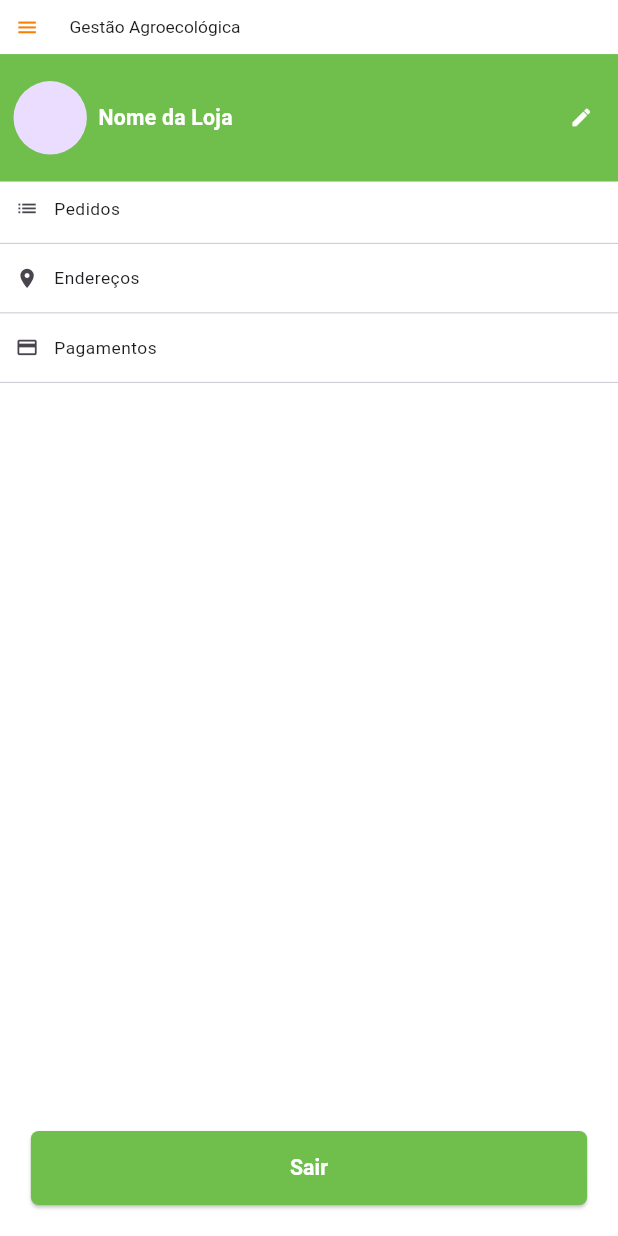
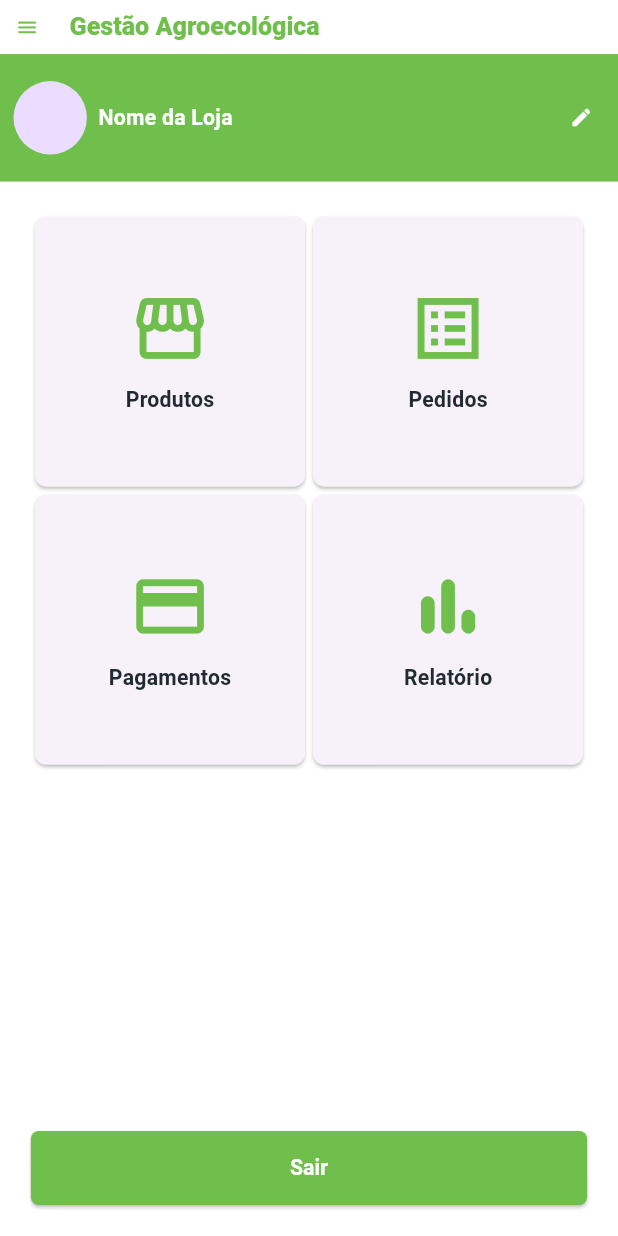
Before and after one commit to lmtsufape/vida-agroecologica-app-comercio-vendedor, a Flutter app: the HomeScreen screen opened by its route, on a phone screen of 412 x 824 dp. Run offline on Flutter 3.47's test engine with Material 2 defaults, Android fonts, the phone set to English and light mode, and no system bars; our stand-ins replace bot_toast, device_preview, dio, flutter_local_notifications, flutter_svg, font_awesome_flutter and 6 more; missing offline and left inert: rate_my_app; accounts and stored records are empty.

Commit message:
Modificações na tela home e fatoração de componentes

```diff
--- a/lib/app.dart
+++ b/lib/app.dart
@@ -5,6 +5,7 @@ import 'package:thunderapp/screens/carrousel/carrousel_screen.dart';
 import 'package:thunderapp/screens/my%20store/my_store_screen.dart';
 import 'package:thunderapp/screens/orders/orders_screen.dart';
 import 'package:thunderapp/screens/payments/payments_screen.dart';
+import 'package:thunderapp/screens/products/products_screen.dart';
 import 'package:thunderapp/screens/screens_index.dart';
 import 'package:thunderapp/screens/sign%20up/sign_up_screen.dart';
 import 'package:thunderapp/screens/start/start_screen.dart';
@@ -58,7 +59,8 @@ class App extends StatelessWidget {
         Screens.orders: (context) => OrdersScreen(),
         Screens.orderDetail: (context) =>
             OrderDetailScreen(),
-        Screens.payments: (context) => PaymentsScreen()
+        Screens.payments: (context) => PaymentsScreen(),
+        Screens.products: (context) => ProductsScreen(),
       },
     );
   }
--- /dev/null
+++ b/lib/screens/home/components/item_card_holder.dart
@@ -0,0 +1,44 @@
+import 'package:flutter/material.dart';
+
+import '../../../components/utils/vertical_spacer_box.dart';
+import '../../../shared/constants/app_enums.dart';
+import '../../../shared/constants/style_constants.dart';
+
+class ItemCardHolder extends StatelessWidget {
+  const ItemCardHolder({
+    Key? key,
+    required this.title,
+    required this.icon,
+    required this.onTap,
+  }) : super(key: key);
+  final String title;
+  final IconData icon;
+  final Function()? onTap;
+  @override
+  Widget build(BuildContext context) {
+    return InkWell(
+      onTap: onTap,
+      child: Card(
+        child: Column(
+          mainAxisAlignment: MainAxisAlignment.center,
+          crossAxisAlignment: CrossAxisAlignment.center,
+          mainAxisSize: MainAxisSize.max,
+          children: <Widget>[
+            Icon(
+              icon,
+              size: 84,
+              color: kPrimaryColor,
+            ),
+            const VerticalSpacerBox(
+                size: SpacerSize.medium),
+            Text(
+              title,
+              style: kBody2.copyWith(
+                  fontWeight: FontWeight.bold),
+            )
+          ],
+        ),
+      ),
+    );
+  }
+}
--- a/lib/screens/home/home_screen.dart
+++ b/lib/screens/home/home_screen.dart
@@ -11,6 +11,7 @@ import 'package:thunderapp/shared/constants/app_enums.dart';
 import 'package:thunderapp/shared/constants/app_number_constants.dart';
 import 'package:thunderapp/shared/constants/style_constants.dart';
 import 'package:thunderapp/shared/core/navigator.dart';
+import 'components/item_card_holder.dart';
 
 class HomeScreen extends StatelessWidget {
   const HomeScreen({Key? key}) : super(key: key);
@@ -24,14 +25,24 @@ class HomeScreen extends StatelessWidget {
           Consumer<HomeScreenController>(
         builder: ((context, controller, child) => Scaffold(
               appBar: AppBar(
-                title: const Text('Gestão Agroecológica'),
+                title: Text(
+                  'Gestão Agroecológica',
+                  style: kTitle2.copyWith(
+                      color: kPrimaryColor),
+                ),
+                iconTheme: const IconThemeData(
+                    color: kPrimaryColor),
               ),
               drawer: Drawer(
                   child: ListView(
                 children: [
                   ListTile(
                     title: const Text('Sair'),
-                    trailing: const Icon(Icons.exit_to_app),
+                    trailing: const Icon(
+                      Icons.exit_to_app,
+                      size: 20,
+                      color: kPrimaryColor,
+                    ),
                     onTap: () {},
                   )
                 ],
@@ -49,7 +60,7 @@ class HomeScreen extends StatelessWidget {
                           vertical: 28.0, horizontal: 14),
                       child: Row(
                         children: <Widget>[
-                          CircleAvatar(
+                          const CircleAvatar(
                             radius: 38,
                           ),
                           const HorizontalSpacerBox(
@@ -73,43 +84,57 @@ class HomeScreen extends StatelessWidget {
                         ],
                       ),
                     ),
-                    Column(
-                      children: <Widget>[
-                        ListTile(
+                    Container(
+                      width: size.width,
+                      height: size.width,
+                      padding: const EdgeInsets.all(
+                          kDefaultPadding),
+                      child: Expanded(
+                          child: GridView.count(
+                        crossAxisCount: 2,
+                        children: [
+                          ItemCardHolder(
+                            icon: Icons.storefront,
+                            title: 'Produtos',
                             onTap: () {
-                            navigatorKey.currentState!
-                                .pushNamed(Screens.orders);
+                              Navigator.pushNamed(context,
+                                  Screens.products);
                             },
-                          title: const Text('Pedidos'),
-                          leading: const Icon(Icons.list),
                           ),
-                        const Divider(),
-                        ListTile(
-                          onTap: () {},
-                          title: const Text('Endereços'),
-                          leading: const Icon(
-                              Icons.location_on_sharp),
+                          ItemCardHolder(
+                            icon: Icons.list_alt_sharp,
+                            title: 'Pedidos',
+                            onTap: () {
+                              Navigator.pushNamed(
+                                  context, Screens.orders);
+                            },
                           ),
-                        const Divider(),
-                        ListTile(
+                          ItemCardHolder(
+                            icon: Icons.credit_card,
+                            title: 'Pagamentos',
                             onTap: () {
-                            navigatorKey.currentState!
-                                .pushNamed(
+                              Navigator.pushNamed(context,
                                   Screens.payments);
                             },
-                          title: const Text('Pagamentos'),
-                          leading:
-                              const Icon(Icons.credit_card),
                           ),
-                        const Divider(),
+                          ItemCardHolder(
+                            icon: Icons.bar_chart_rounded,
+                            title: 'Relatório',
+                            onTap: () {},
+                          ),
                         ],
+                      )),
                     ),
                     const Spacer(),
                     Padding(
                       padding: const EdgeInsets.symmetric(
                           horizontal: kDefaultPadding),
                       child: PrimaryButton(
-                          text: 'Sair', onPressed: () {}),
+                          text: 'Sair',
+                          onPressed: () {
+                            Navigator.pushNamed(
+                                context, Screens.myStore);
+                          }),
                     ),
                     const VerticalSpacerBox(
                         size: SpacerSize.huge)
--- a/lib/screens/screens_index.dart
+++ b/lib/screens/screens_index.dart
@@ -14,4 +14,5 @@ class Screens {
   static const String orderDetail = '/order_detail';
   static const String myStore = '/my_store';
   static const String payments = '/payments';
+  static const String products = '/products';
 }
```
Also changed, not shown: lib/screens/my store/my_store_screen.dart (+22 -55 lines), lib/screens/products/components/search_bar.dart (added, +42 -0 lines), lib/screens/products/products_controller.dart (added, +9 -0 lines), lib/screens/products/products_screen.dart (added, +56 -0 lines). Lines whose indentation alone changed are shown as unchanged.
